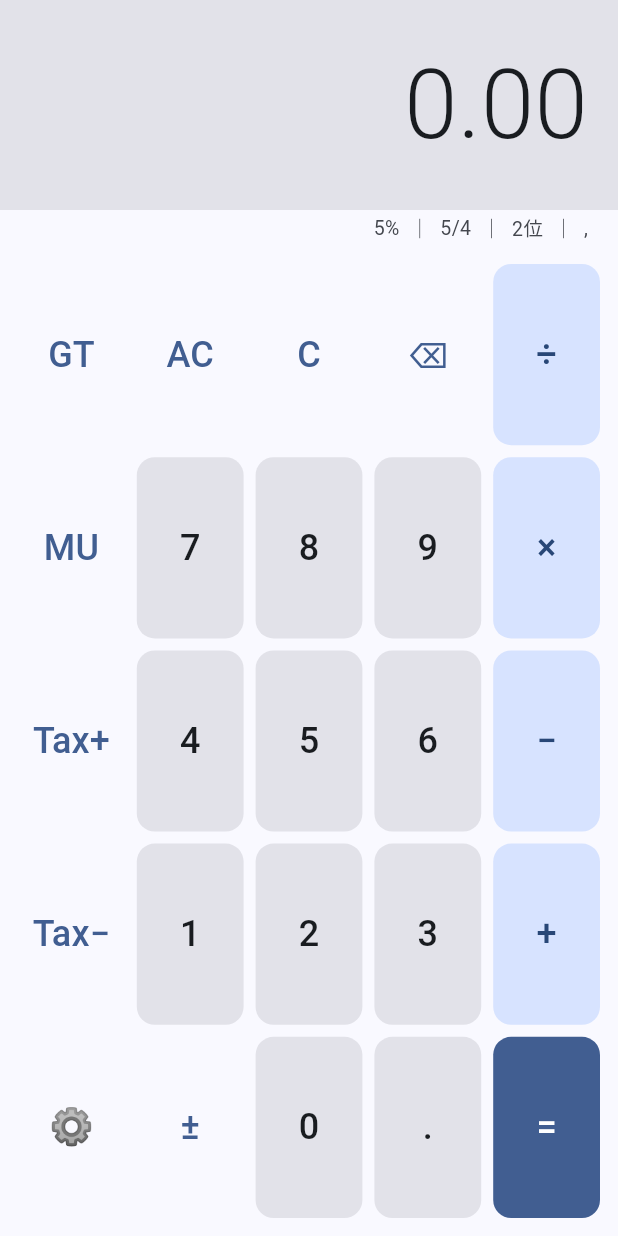
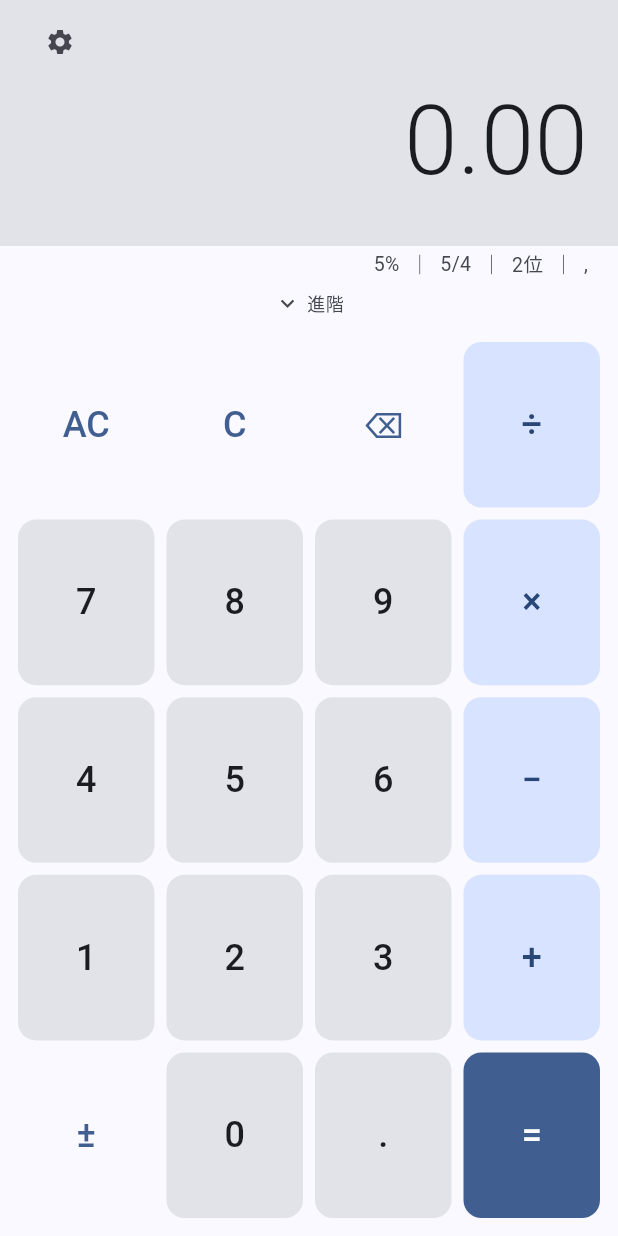
Before and after one commit to wenhsiaoyi/JackCalculator, a Flutter app: the screen it shows after launch, on a phone screen of 412 x 824 dp. Run offline on Flutter 3.47's test engine with Material 3 defaults, Android fonts, the light colour scheme and no system bars; our stand-ins replace decimal, flutter_bloc, shared_preferences.

Commit message:
feat: mobile-first 4-column pad with chevron advanced panel

```diff
--- a/lib/views/calculator_screen.dart
+++ b/lib/views/calculator_screen.dart
@@ -9,8 +9,15 @@ import 'components/display_screen.dart';
 import 'components/status_indicator.dart';
 import 'settings_screen.dart';
 
-class CalculatorScreen extends StatelessWidget {
+class CalculatorScreen extends StatefulWidget {
   const CalculatorScreen({super.key});
+
+  @override
+  State<CalculatorScreen> createState() => _CalculatorScreenState();
+}
+
+class _CalculatorScreenState extends State<CalculatorScreen> {
+  bool _advancedExpanded = false;
 
   @override
   Widget build(BuildContext context) {
@@ -20,6 +27,9 @@ class CalculatorScreen extends StatelessWidget {
       listener: (_, settings) => cubit.applySettings(settings),
       child: Scaffold(
         body: SafeArea(
+          child: Center(
+            child: ConstrainedBox(
+              constraints: const BoxConstraints(maxWidth: 420),
               child: Column(
                 children: [
                   BlocBuilder<SettingsCubit, CalcSettings>(
@@ -32,6 +42,7 @@ class CalculatorScreen extends StatelessWidget {
                             settings: settings,
                             hasError: state.hasError,
                             hasGT: state.hasGT,
+                            onSettingsTap: () => _openSettings(context),
                           ),
                           // Task 15 偏離（已於報告揭露，非 brief 內容）：
                           // 狀態列本體 Row（status_indicator.dart:20）在大字型的
@@ -53,21 +64,38 @@ class CalculatorScreen extends StatelessWidget {
                       ),
                     ),
                   ),
+                  _AdvancedToggle(
+                    expanded: _advancedExpanded,
+                    onTap: () =>
+                        setState(() => _advancedExpanded = !_advancedExpanded),
+                  ),
                   Expanded(
                     child: Padding(
                       padding: const EdgeInsets.all(8),
                       child: Column(
                         children: [
+                          if (_advancedExpanded)
                             _row([
-                        _btn('GT', cubit.onGrandTotal, CalcButtonVariant.function),
-                        _btn('AC', cubit.allClear, CalcButtonVariant.function),
-                        _btn('C', cubit.clearEntry, CalcButtonVariant.function),
-                        _btn('⌫', cubit.backspace, CalcButtonVariant.function),
+                              _btn('GT', cubit.onGrandTotal,
+                                  CalcButtonVariant.function),
+                              _btn('MU', cubit.onMu,
+                                  CalcButtonVariant.function),
+                              _btn('Tax+', cubit.onTaxPlus,
+                                  CalcButtonVariant.function),
+                              _btn('Tax−', cubit.onTaxMinus,
+                                  CalcButtonVariant.function),
+                            ]),
+                          _row([
+                            _btn('AC', cubit.allClear,
+                                CalcButtonVariant.function),
+                            _btn('C', cubit.clearEntry,
+                                CalcButtonVariant.function),
+                            _btn('⌫', cubit.backspace,
+                                CalcButtonVariant.function),
                             _btn('÷', () => cubit.applyOperator(CalcOp.divide),
                                 CalcButtonVariant.operator),
                           ]),
                           _row([
-                        _btn('MU', cubit.onMu, CalcButtonVariant.function),
                             _num('7', cubit),
                             _num('8', cubit),
                             _num('9', cubit),
@@ -75,8 +103,6 @@ class CalculatorScreen extends StatelessWidget {
                                 CalcButtonVariant.operator),
                           ]),
                           _row([
-                        _btn('Tax+', cubit.onTaxPlus,
-                            CalcButtonVariant.function),
                             _num('4', cubit),
                             _num('5', cubit),
                             _num('6', cubit),
@@ -84,8 +110,6 @@ class CalculatorScreen extends StatelessWidget {
                                 CalcButtonVariant.operator),
                           ]),
                           _row([
-                        _btn('Tax−', cubit.onTaxMinus,
-                            CalcButtonVariant.function),
                             _num('1', cubit),
                             _num('2', cubit),
                             _num('3', cubit),
@@ -93,11 +117,11 @@ class CalculatorScreen extends StatelessWidget {
                                 CalcButtonVariant.operator),
                           ]),
                           _row([
-                        _btn('⚙', () => _openSettings(context),
-                            CalcButtonVariant.function, key: 'openSettings'),
-                        _btn('±', cubit.toggleSign, CalcButtonVariant.function),
+                            _btn('±', cubit.toggleSign,
+                                CalcButtonVariant.function),
                             _num('0', cubit),
-                        _btn('.', cubit.onDecimalPoint, CalcButtonVariant.number),
+                            _btn('.', cubit.onDecimalPoint,
+                                CalcButtonVariant.number),
                             _btn('=', cubit.equals, CalcButtonVariant.equals),
                           ]),
                         ],
@@ -105,6 +129,8 @@ class CalculatorScreen extends StatelessWidget {
                     ),
                   ),
                 ],
+              ),
+            ),
           ),
         ),
       ),
@@ -118,21 +144,45 @@ class CalculatorScreen extends StatelessWidget {
   Widget _row(List<Widget> buttons) =>
       Expanded(child: Row(children: buttons));
 
-  Widget _btn(
-    String label,
-    VoidCallback onTap,
-    CalcButtonVariant variant, {
-    String? key,
-  }) =>
+  Widget _btn(String label, VoidCallback onTap, CalcButtonVariant variant) =>
       Expanded(
-        child: CalcButton(
-          key: key == null ? null : Key(key),
-          label: label,
-          onPressed: onTap,
-          variant: variant,
-        ),
+        child: CalcButton(label: label, onPressed: onTap, variant: variant),
       );
 
   Widget _num(String digit, CalculatorCubit cubit) =>
       _btn(digit, () => cubit.onDigit(digit), CalcButtonVariant.number);
 }
+
+class _AdvancedToggle extends StatelessWidget {
+  const _AdvancedToggle({required this.expanded, required this.onTap});
+
+  final bool expanded;
+  final VoidCallback onTap;
+
+  @override
+  Widget build(BuildContext context) {
+    final scheme = Theme.of(context).colorScheme;
+    return InkWell(
+      key: const Key('advancedToggle'),
+      onTap: onTap,
+      child: SizedBox(
+        height: 28,
+        child: Row(
+          mainAxisAlignment: MainAxisAlignment.center,
+          children: [
+            Icon(
+              expanded ? Icons.expand_less : Icons.expand_more,
+              size: 18,
+              color: scheme.onSurfaceVariant,
+            ),
+            const SizedBox(width: 4),
+            Text(
+              expanded ? '收起' : '進階',
+              style: TextStyle(fontSize: 12, color: scheme.onSurfaceVariant),
+            ),
+          ],
+        ),
+      ),
+    );
+  }
+}
--- a/lib/views/components/display_screen.dart
+++ b/lib/views/components/display_screen.dart
@@ -10,6 +10,7 @@ class DisplayScreen extends StatelessWidget {
     required this.settings,
     this.hasError = false,
     this.hasGT = false,
+    this.onSettingsTap,
   });
 
   /// raw 字串（無逗號、不補零），格式化在此元件內發生。
@@ -17,19 +18,39 @@ class DisplayScreen extends StatelessWidget {
   final CalcSettings settings;
   final bool hasError;
   final bool hasGT;
+  final VoidCallback? onSettingsTap;
 
   @override
   Widget build(BuildContext context) {
     final scheme = Theme.of(context).colorScheme;
     return Container(
       width: double.infinity,
-      padding: const EdgeInsets.symmetric(horizontal: 20, vertical: 24),
+      padding: const EdgeInsets.only(left: 20, right: 20, top: 12, bottom: 24),
       alignment: Alignment.centerRight,
       color: hasError ? scheme.errorContainer : scheme.surfaceContainerHighest,
       child: Column(
         mainAxisSize: MainAxisSize.min,
         crossAxisAlignment: CrossAxisAlignment.end,
         children: [
+          SizedBox(
+            height: 32,
+            child: Row(
+              children: [
+                if (onSettingsTap != null)
+                  IconButton(
+                    key: const Key('openSettings'),
+                    onPressed: onSettingsTap,
+                    icon: const Icon(Icons.settings),
+                    iconSize: 20,
+                    padding: EdgeInsets.zero,
+                    constraints:
+                        const BoxConstraints.tightFor(width: 32, height: 32),
+                    visualDensity: VisualDensity.compact,
+                    color: hasError
+                        ? scheme.onErrorContainer
+                        : scheme.onSurfaceVariant,
+                  ),
+                const Spacer(),
                 if (hasGT)
                   Text(
                     'GT',
@@ -40,6 +61,10 @@ class DisplayScreen extends StatelessWidget {
                       color: scheme.primary,
                     ),
                   ),
+              ],
+            ),
+          ),
+          const SizedBox(height: 4),
           FittedBox(
             fit: BoxFit.scaleDown,
             alignment: Alignment.centerRight,
```
Also changed, not shown: 1 other file. Lines whose indentation alone changed are shown as unchanged.
